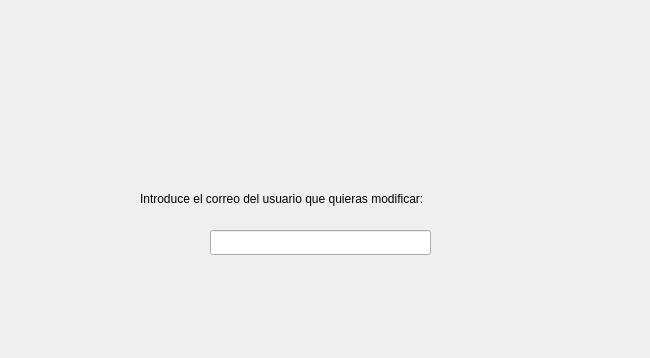
AdrianV-coder/ABP_GrupooB, file Desenvolupament d'interfícies/App_Escritorio/delegirusuarios.ui: the form before one commit; both pictures show x 0 to 650 and y 0 to 358 of the 650 by 526 pixel window.
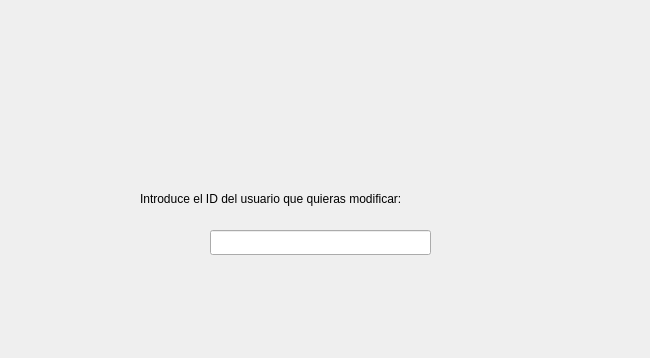
The form after the commit.

The edit to the form file:
```diff
--- a/Desenvolupament d'interfícies/App_Escritorio/delegirusuarios.ui
+++ b/Desenvolupament d'interfícies/App_Escritorio/delegirusuarios.ui
@@ -36,7 +36,7 @@
     </rect>
    </property>
    <property name="text">
-    <string>Introduce el correo del usuario que quieras modificar:</string>
+    <string>Introduce el ID del usuario que quieras modificar:</string>
    </property>
   </widget>
   <widget class="QPushButton" name="btnAceptar">
```
